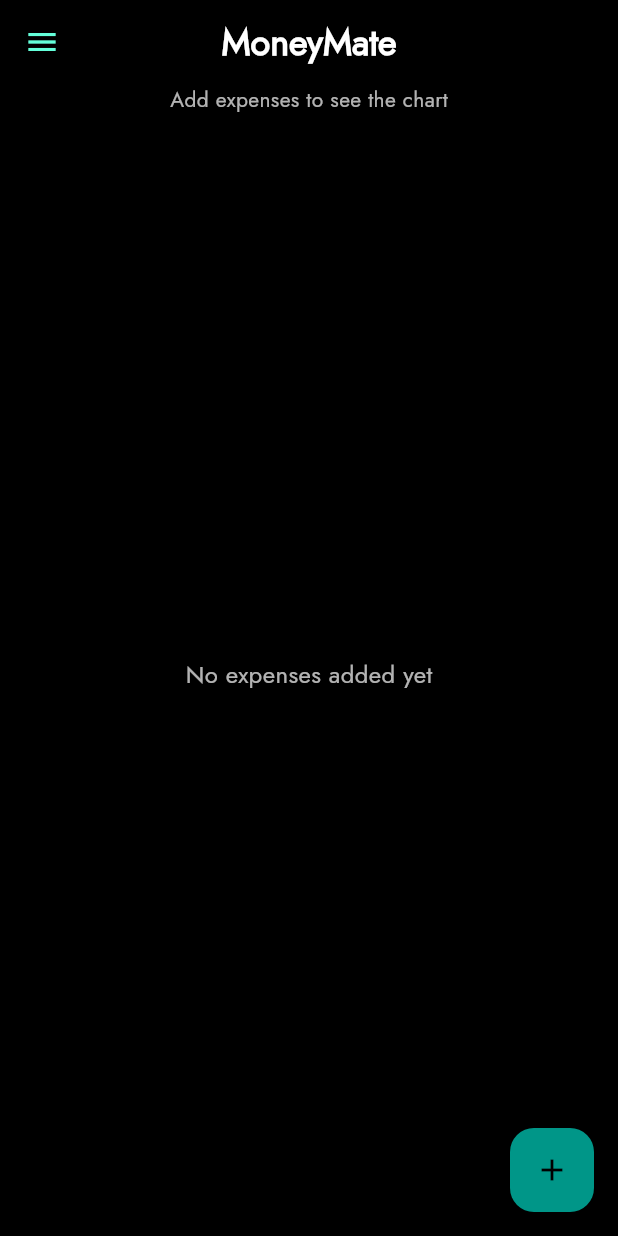
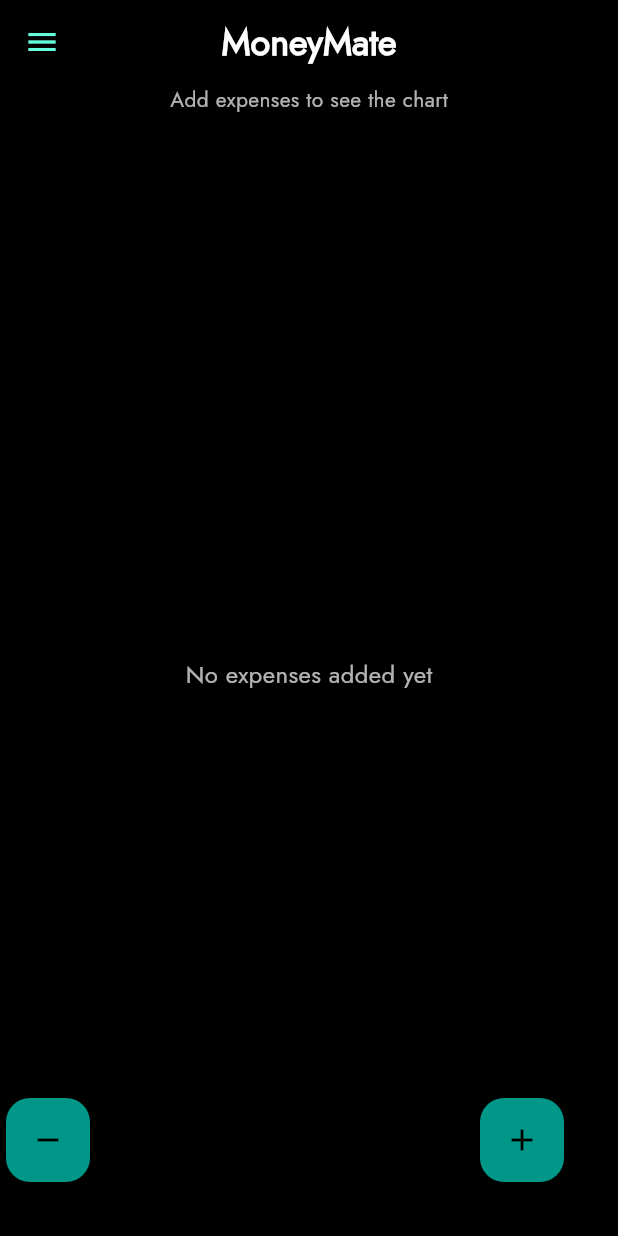
Before and after one commit to antonysajant/expense-tracker, a Flutter app: the screen it shows after launch, on a phone screen of 412 x 824 dp. Run offline on Flutter 3.47's test engine with Material 3 defaults, Android fonts, the phone set to English and light mode, and no system bars; our stand-ins replace fl_chart, hive_flutter; accounts and stored records are empty.

Commit message:
delete option

```diff
--- a/lib/main.dart
+++ b/lib/main.dart
@@ -117,6 +117,7 @@ class _HomeScreenState extends State<HomeScreen> {
   int expenseLimit = 500;
   int _barChartStartIndex = 0;
   final int _visibleBars = 5;
+  bool _isDeleteMode = false;
 
   Map<String, List<Expense>> get _groupedExpenses {
     final Map<String, List<Expense>> grouped = {};
@@ -263,9 +264,8 @@ class _HomeScreenState extends State<HomeScreen> {
                     leftTitles: AxisTitles(
                       sideTitles: SideTitles(
                         showTitles: true,
-                        interval: expenseLimit.toDouble(), // Set interval to match limit
+                        interval: expenseLimit.toDouble(),
                         getTitlesWidget: (value, meta) {
-                          // Always show the limit value
                           if (value == expenseLimit.toDouble()) {
                             return Text(
                               '\$${value.toInt()}',
@@ -276,7 +276,6 @@ class _HomeScreenState extends State<HomeScreen> {
                               ),
                             );
                           }
-                          // Optionally show other values if you want
                           if (value % expenseLimit == 0) {
                             return Text(
                               '\$${value.toInt()}',
@@ -539,6 +538,27 @@ class _HomeScreenState extends State<HomeScreen> {
     });
   }
 
+  void _toggleDeleteMode() {
+    setState(() {
+      _isDeleteMode = !_isDeleteMode;
+    });
+  }
+
+  void _deleteExpense(Expense expense) {
+    setState(() {
+      final index = expensesBox.values.toList().indexOf(expense);
+      if (index != -1) {
+        expensesBox.deleteAt(index);
+      }
+      ScaffoldMessenger.of(context).showSnackBar(
+        SnackBar(
+          content: Text('${expense.name} removed',
+              style: const TextStyle(fontFamily: 'Jost')),
+        ),
+      );
+    });
+  }
+
   @override
   Widget build(BuildContext context) {
     final groupedExpenses = _groupedExpenses;
@@ -652,23 +672,12 @@ class _HomeScreenState extends State<HomeScreen> {
                                       DismissDirection.startToEnd;
                                 },
                                 onDismissed: (direction) {
-                                  setState(() {
-                                    final index = expensesBox.values
-                                        .toList()
-                                        .indexOf(expense);
-                                    if (index != -1) {
-                                      expensesBox.deleteAt(index);
-                                    }
-                                  });
-                                  ScaffoldMessenger.of(context).showSnackBar(
-                                    SnackBar(
-                                        content: Text('${expense.name} removed',
-                                            style: const TextStyle(
-                                                fontFamily: 'Jost'))),
-                                  );
+                                  _deleteExpense(expense);
                                 },
                                 child: Card(
-                                  color: Colors.grey[900],
+                                  color: _isDeleteMode
+                                      ? Colors.grey[800]
+                                      : Colors.grey[900],
                                   margin: const EdgeInsets.symmetric(
                                       horizontal: 10, vertical: 5),
                                   child: ListTile(
@@ -682,7 +691,14 @@ class _HomeScreenState extends State<HomeScreen> {
                                           color: Colors.white70,
                                           fontFamily: 'Jost'),
                                     ),
-                                    trailing: Text(
+                                    trailing: _isDeleteMode
+                                        ? IconButton(
+                                            icon: const Icon(Icons.delete,
+                                                color: Colors.red),
+                                            onPressed: () =>
+                                                _deleteExpense(expense),
+                                          )
+                                        : Text(
                                             "\$${expense.amount.toStringAsFixed(2)}",
                                             style: const TextStyle(
                                               color: Colors.tealAccent,
@@ -703,9 +719,32 @@ class _HomeScreenState extends State<HomeScreen> {
           ),
         ],
       ),
-      floatingActionButton: FloatingActionButton(
+      floatingActionButton: Stack(
+        children: [
+          Positioned(
+            left: 20,
+            bottom: 20,
+            child: FloatingActionButton(
+              heroTag: 'delete',
+              onPressed: _toggleDeleteMode,
+              backgroundColor: _isDeleteMode ? Colors.red : Colors.teal,
+              child: Icon(
+                _isDeleteMode ? Icons.close : Icons.remove,
+                color: Colors.black,
+              ),
+            ),
+          ),
+          Positioned(
+            right: 20,
+            bottom: 20,
+            child: FloatingActionButton(
+              heroTag: 'add',
               onPressed: _showAddExpenseDialog,
+              backgroundColor: Colors.teal,
               child: const Icon(Icons.add, color: Colors.black),
+            ),
+          ),
+        ],
       ),
     );
   }
@@ -734,7 +773,7 @@ class SettingsPage extends StatelessWidget {
                 context,
                 MaterialPageRoute(
                   builder: (context) => const SetLimitPage(
-                      currentLimit: 500, onLimitChanged: null), //dummy data.
+                      currentLimit: 500, onLimitChanged: null),
                 ),
               );
             },
@@ -767,7 +806,7 @@ class _SetLimitPageState extends State<SetLimitPage> {
   void initState() {
     super.initState();
     _limitController.text =
-        widget.currentLimit.toString(); // Initialize with current limit
+        widget.currentLimit.toString();
   }
 
   @override
```
Lines whose indentation alone changed are shown as unchanged.
